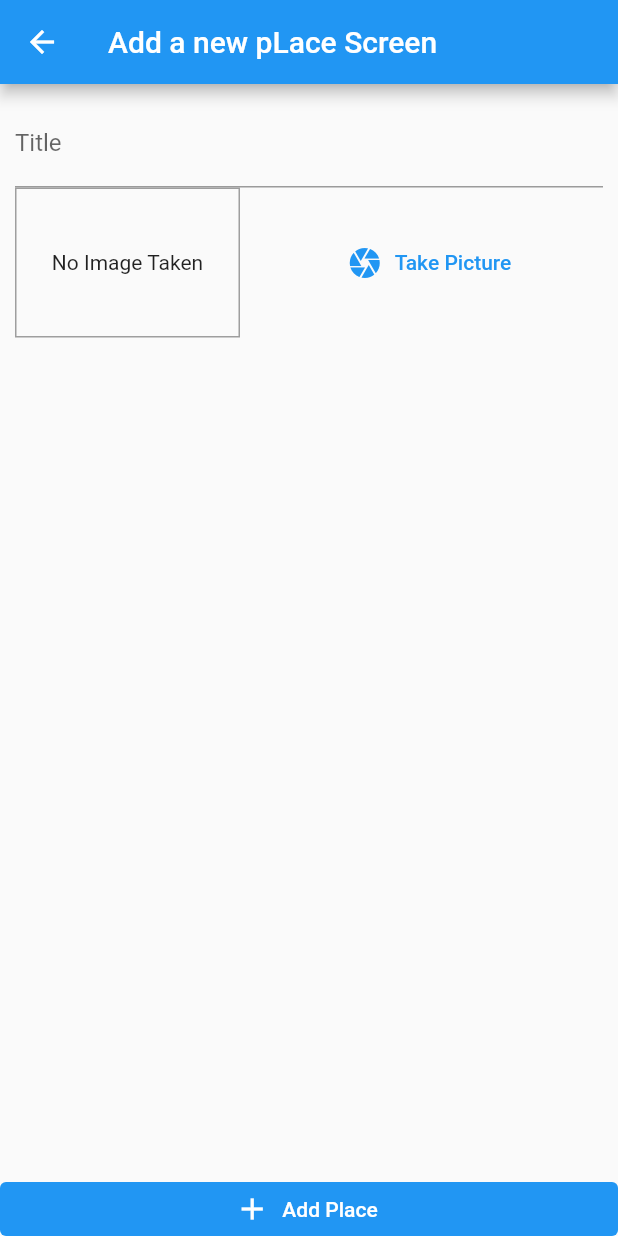
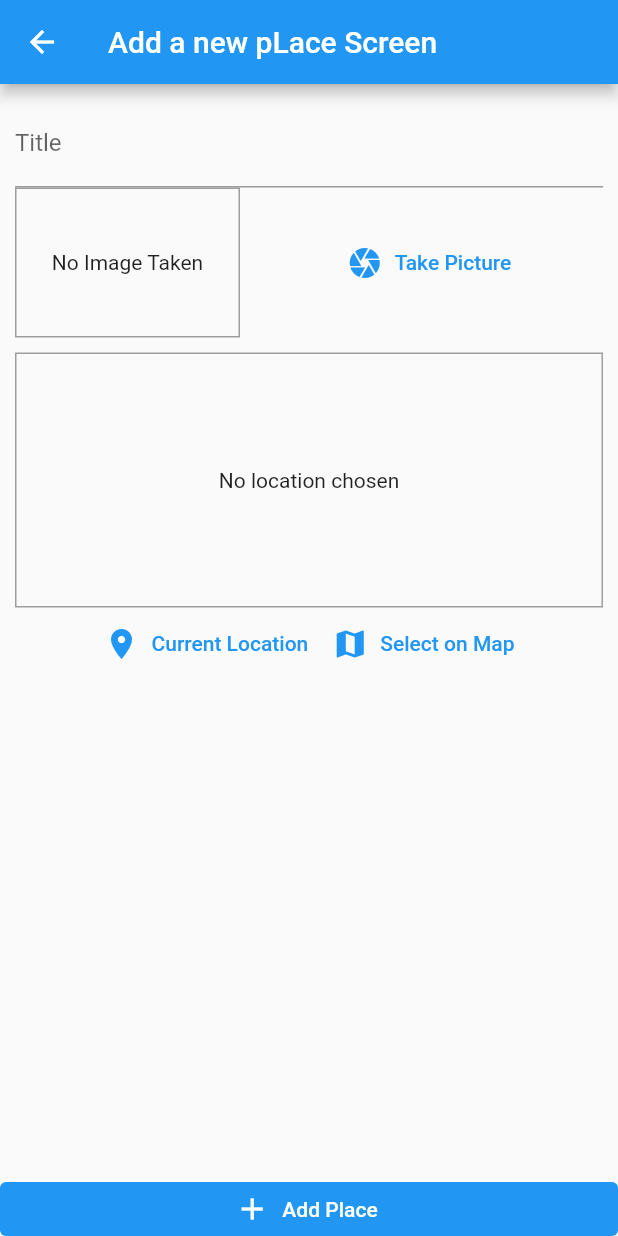
Before and after one commit to jumaboyevich/Great-Places, a Flutter app: the screen it shows after launch, after a tap on the "add" icon, on a phone screen of 412 x 824 dp. Run offline on Flutter 3.47's test engine with Material 2 defaults, Android fonts, the phone set to English and light mode, and no system bars; our stand-ins replace google_maps_flutter, image_picker, location, sqflite; accounts and stored records are empty.

Commit message:
This project was finished

```diff
--- /dev/null
+++ b/lib/helpers/db_helper.dart
@@ -0,0 +1,28 @@
+import 'package:sqflite/sqflite.dart' as sql;
+import 'package:path/path.dart' as path;
+import 'package:sqflite/sql.dart';
+import 'package:sqflite/sqlite_api.dart';
+
+class DBHelper {
+  static Future<Database> database() async {
+    final dbPath = await sql.getDatabasesPath();
+    return sql.openDatabase(
+        path.join(dbPath, 'places.db'),
+        onCreate: (db, version) {
+          return db.execute(
+              'CREATE TABLE user_places(id TEXT PRIMARY KEY, title TEXT, image TEXT, loc_lat REAL, loc_lng REAL, address TEXT )');
+        }, version: 1
+    );
+  }
+
+  static Future<void> insert(String table, Map<String, Object> data) async {
+    final db = await DBHelper.database();
+    db.insert(table, data, conflictAlgorithm: ConflictAlgorithm.replace);
+  }
+
+  static Future<List<Map<String, dynamic>>> getData(String query) async {
+    final db=await DBHelper.database();
+    return db.query(query);
+  }
+
+}
--- /dev/null
+++ b/lib/helpers/location_helper.dart
@@ -0,0 +1,20 @@
+import 'dart:convert';
+
+import 'package:http/http.dart' as http;
+// const GOOGLE_API_KEY = 'AIzaSyBg9yn5JtQgKRFbg6FCTy4ewbF24kRuAYI';
+const GOOGLE_API_KEY = 'AIzaSyBxqryQfB7TX436o3QAh8EUI3oYRK_xy1E';
+
+class LocationHelper {
+  static String generateLocationPreviewImage({
+    required double latitude,
+    required double longitude,
+  }) {
+    return 'https://maps.googleapis.com/maps/api/staticmap?center=&$latitude,$longitude&zoom=16&size=600x300&maptype=roadmap&markers=color:red%7Clabel:A%7C$latitude,$longitude&key=$GOOGLE_API_KEY';
+  }
+
+  static Future<String> getPlaceAddress(double lat, double lng) async {
+    final url = 'https://maps.googleapis.com/maps/api/geocode/json?latlng=$lat,$lng&key=$GOOGLE_API_KEY';
+    final response = await http.get(Uri.parse(url));
+    return json.decode(response.body)['results'][0]['formatted_address'];
+  }
+}
--- a/lib/models/place.dart
+++ b/lib/models/place.dart
@@ -3,17 +3,17 @@ import 'dart:io';
 class PlaceLocation {
   final double longitude;
   final double latitude;
-  final String address;
+  final String? address;
 
-  PlaceLocation(
-      {required this.longitude, required this.latitude, required this.address});
+  const PlaceLocation(
+      {required this.longitude, required this.latitude, this.address});
 }
 
 class Place {
   final String id;
   final String title;
-  final PlaceLocation location;
-  final File image;
+  final PlaceLocation? location;
+  final File? image;
 
   Place(
       {required this.id,
--- a/lib/provider/great_places.dart
+++ b/lib/provider/great_places.dart
@@ -1,13 +1,55 @@
+import 'dart:io';
+
 import 'package:flutter/cupertino.dart';
+import 'package:great_places/helpers/db_helper.dart';
+import 'package:great_places/helpers/location_helper.dart';
 import '../models/place.dart';
 
-class GreatPlaces with ChangeNotifier{
+class GreatPlaces with ChangeNotifier {
+  List<Place> _items = [];
 
-  List<Place> _items=[];
-
-  List<Place> get items{
+  List<Place> get items {
     return [..._items];
   }
 
+  Future<void> addPlaces(String pickedTitle, File? pickedImage,
+      PlaceLocation pickedLocation) async {
+    final address = await LocationHelper.getPlaceAddress(
+        pickedLocation.latitude, pickedLocation.longitude);
+    final updateLocation = PlaceLocation(
+        longitude: pickedLocation.longitude,
+        latitude: pickedLocation.latitude,
+        address: address);
+    final newPlace = Place(
+        id: DateTime.now().toString(),
+        title: pickedTitle,
+        location: updateLocation,
+        image: pickedImage);
+    _items.add(newPlace);
+    notifyListeners();
+    DBHelper.insert('user_places', {
+      'id': newPlace.id,
+      'title': newPlace.title,
+      'image': newPlace.image!.path,
+      'loc_lat': newPlace.location!.latitude,
+      'loc_lng': newPlace.location!.longitude,
+      'address': newPlace.location!.address!,
+    });
+  }
 
+  Future<void> fetchAndSetPlaces() async {
+    final dataList = await DBHelper.getData('user_places');
+    _items = dataList
+        .map((item) => Place(
+            id: item['id'],
+            title: item['title'],
+            location: PlaceLocation(
+              latitude: item['loc_lat'],
+              longitude: item['loc_lng'],
+              address: item['address'],
+            ),
+            image: File(item['image'])))
+        .toList();
+    notifyListeners();
+  }
 }
--- a/lib/screens/add_places_screen.dart
+++ b/lib/screens/add_places_screen.dart
@@ -1,10 +1,42 @@
 import 'package:flutter/material.dart';
+import 'package:great_places/models/place.dart';
+import 'package:great_places/provider/great_places.dart';
 import 'package:great_places/widgets/image_input.dart';
+import 'package:great_places/widgets/location_input.dart';
+import 'dart:io';
+import 'package:provider/provider.dart';
 
-class AddPlacesScreen extends StatelessWidget {
-  const AddPlacesScreen({Key? key}) : super(key: key);
+import 'package:provider/provider.dart';
 
+class AddPlacesScreen extends StatefulWidget {
   static const routeName = 'add_places_screen';
+
+  @override
+  State<AddPlacesScreen> createState() => _AddPlacesScreenState();
+}
+
+class _AddPlacesScreenState extends State<AddPlacesScreen> {
+  final _titlecontroller = TextEditingController();
+
+  File? _pickedImage;
+  PlaceLocation? _pickedLocation;
+
+  void _selectImage(File file) {
+    _pickedImage = file;
+  }
+
+  void _selectPlace(double lat, double long) {
+    _pickedLocation=PlaceLocation(longitude: long, latitude: lat);
+  }
+
+  void savePlace() {
+    if (_titlecontroller.text.isEmpty || _pickedImage == null || _pickedLocation==null) {
+      return;
+    }
+    Provider.of<GreatPlaces>(context, listen: false)
+        .addPlaces(_titlecontroller.text, _pickedImage, _pickedLocation!);
+    Navigator.of(context).pop();
+  }
 
   @override
   Widget build(BuildContext context) {
@@ -23,16 +55,20 @@ class AddPlacesScreen extends StatelessWidget {
                     children: [
                       TextField(
                         decoration: InputDecoration(label: Text('Title')),
+                        controller: _titlecontroller,
                       ),
-                      ImageInput(),
+                      ImageInput(_selectImage),
+                      SizedBox(
+                        height: 10,
+                      ),
+                      LocationInput(_selectPlace),
                     ],
-
                   ),
                 ),
               ),
             ),
             ElevatedButton.icon(
-              onPressed: () {},
+              onPressed: savePlace,
               icon: Icon(Icons.add),
               label: Text('Add Place'),
               style: ElevatedButton.styleFrom(
--- a/lib/screens/places_list_screen.dart
+++ b/lib/screens/places_list_screen.dart
@@ -1,5 +1,8 @@
 import 'package:flutter/material.dart';
 import 'package:great_places/screens/add_places_screen.dart';
+import 'package:provider/provider.dart';
+
+import '../provider/great_places.dart';
 
 class PlacesListScreen extends StatelessWidget {
   const PlacesListScreen({Key? key}) : super(key: key);
@@ -10,13 +13,42 @@ class PlacesListScreen extends StatelessWidget {
       appBar: AppBar(
         title: Text('Great Places'),
         actions: [
-          IconButton(onPressed: (){
-            Navigator.of(context).pushNamed(AddPlacesScreen.routeName);
-          }, icon: Icon(Icons.add))
+          IconButton(
+              onPressed: () {
+                Navigator.of(context).pushNamed(AddPlacesScreen.routeName);
+              },
+              icon: Icon(Icons.add))
         ],
       ),
-      body: Center(
-        child: CircularProgressIndicator(),
+      body: FutureBuilder(
+        future: Provider.of<GreatPlaces>(context, listen: false)
+            .fetchAndSetPlaces(),
+        builder: (ctx, snapshot) => snapshot.connectionState ==
+                ConnectionState.waiting
+            ? Center(
+                child: CircularProgressIndicator(),
+              )
+            : Consumer<GreatPlaces>(
+                child: Center(
+                  child: Text('No places, add place some!'),
+                ),
+                builder: (ctx, greatPlaces, ch) => greatPlaces.items.length <= 0
+                    ? ch!
+                    : ListView.builder(
+                        itemCount: greatPlaces.items.length,
+                        itemBuilder: (ctx, i) => ListTile(
+                          leading: CircleAvatar(
+                            backgroundImage:
+                                FileImage(greatPlaces.items[i].image!),
+                          ),
+                          title: Text(
+                            greatPlaces.items[i].title,
+                          ),
+                          subtitle: Text(greatPlaces.items[i].location!.address!),
+                          onTap: () {},
+                        ),
+                      ),
+              ),
       ),
     );
   }
--- a/lib/widgets/image_input.dart
+++ b/lib/widgets/image_input.dart
@@ -6,6 +6,12 @@ import 'package:path/path.dart' as path;
 import 'package:path_provider/path_provider.dart' as syspaths;
 
 class ImageInput extends StatefulWidget {
+
+  final Function onSelectImage;
+
+
+  ImageInput(this.onSelectImage);
+
   @override
   _ImageInputState createState() => _ImageInputState();
 }
@@ -13,11 +19,15 @@ class ImageInput extends StatefulWidget {
 class _ImageInputState extends State<ImageInput> {
   XFile? _storedImage;
 
+
   Future<void> _takePicture() async {
     final imageFile = await ImagePicker().pickImage(
       source: ImageSource.camera,
       maxWidth: 600,
     );
+    if(imageFile == null){
+      return;
+    }
     setState(() {
       _storedImage = imageFile;
       print(_storedImage);
@@ -25,6 +35,7 @@ class _ImageInputState extends State<ImageInput> {
     final appDir = await syspaths.getApplicationDocumentsDirectory();
     final fileName = path.basename(imageFile!.path);
     final savedImage = await File(_storedImage!.path).copy('${appDir.path}/$fileName');
+    widget.onSelectImage(savedImage);
   }
 
   @override
--- /dev/null
+++ b/lib/widgets/location_input.dart
@@ -0,0 +1,89 @@
+import 'package:flutter/material.dart';
+import 'package:google_maps_flutter/google_maps_flutter.dart';
+import 'package:great_places/helpers/location_helper.dart';
+import 'package:great_places/screens/map_screen.dart';
+import 'package:location/location.dart';
+
+class LocationInput extends StatefulWidget {
+  final Function onSelectPlace;
+
+  LocationInput(this.onSelectPlace);
+
+  @override
+  State<LocationInput> createState() => _LocationInputState();
+}
+
+class _LocationInputState extends State<LocationInput> {
+  String? _previewImageUrl;
+
+  ///AIzaSyBxqryQfB7TX436o3QAh8EUI3oYRK_xy1E
+  ///
+  Future<void> _showPreview(double lat, double long) async {
+    final staticMapImageUrl = LocationHelper.generateLocationPreviewImage(
+        latitude: lat, longitude: long);
+    setState(() {
+      _previewImageUrl = staticMapImageUrl;
+    });
+  }
+
+  Future<void> _getCurrentUserLocation() async {
+    try {
+      final locData = await Location().getLocation();
+      _showPreview(locData.latitude!, locData.longitude!);
+      widget.onSelectPlace(locData.latitude, locData.longitude);
+    }catch(error){
+      return;
+    }
+
+  }
+
+  Future<void> _selectMap() async {
+    final selectedLocation =
+        await Navigator.of(context).push<LatLng>(MaterialPageRoute(
+            builder: (ctx) => MapScreen(
+                  isSelecting: true,
+                )));
+    if (selectedLocation == null) {
+      return;
+    }
+    _showPreview(selectedLocation.latitude!, selectedLocation.longitude!);
+    widget.onSelectPlace(selectedLocation.latitude, selectedLocation.longitude);
+  }
+
+  @override
+  Widget build(BuildContext context) {
+    return Column(
+      children: [
+        Container(
+            height: 170,
+            alignment: Alignment.center,
+            decoration:
+                BoxDecoration(border: Border.all(width: 1, color: Colors.grey)),
+            width: double.infinity,
+            child: _previewImageUrl == null
+                ? Text(
+                    'No location chosen',
+                    textAlign: TextAlign.center,
+                  )
+                : Image.network(
+                    _previewImageUrl!,
+                    fit: BoxFit.cover,
+                    width: double.infinity,
+                  )),
+        Row(
+          mainAxisAlignment: MainAxisAlignment.center,
+          children: [
+            TextButton.icon(
+                onPressed: _getCurrentUserLocation,
+                icon: Icon(Icons.location_on),
+                label: Text('Current Location')),
+            TextButton.icon(
+                onPressed: _selectMap,
+                icon: Icon(Icons.map),
+                label: Text('Select on Map')),
+          ],
+        )
+      ],
+    );
+  }
+}
--- a/pubspec.yaml
+++ b/pubspec.yaml
@@ -35,6 +35,10 @@ dependencies:
   image_picker: ^0.8.6
   path_provider: ^2.0.11
   path: ^1.8.2
+  sqflite: ^2.2.2
+  location: ^4.4.0
+  google_maps_flutter: ^2.2.1
+  http: ^0.13.5
   # The following adds the Cupertino Icons font to your application.
   # Use with the CupertinoIcons class for iOS style icons.
   cupertino_icons: ^1.0.2
```
Also changed, not shown: lib/screens/map_screen.dart (added, +64 -0 lines), pubspec.lock, 4 other files.
